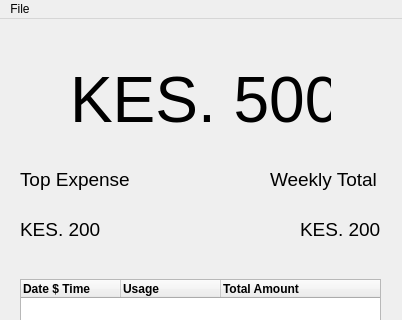
Before: the Qt Designer form ui/main.ui in codewithlennylen/Expense-Tracker, drawn with Qt 5; both pictures show x 0 to 402 and y 0 to 320 of the 402 by 600 pixel window.
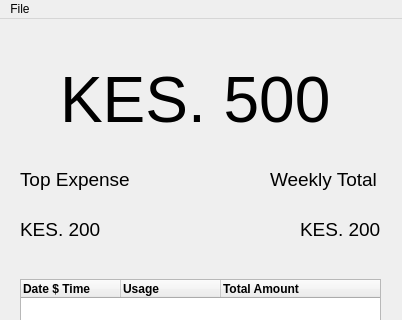
After: the same form once the commit is applied.

Commit message: Main_window + UI Updates

Diff of the .ui file:
```diff
--- a/ui/main.ui
+++ b/ui/main.ui
@@ -17,9 +17,9 @@
    <widget class="QLabel" name="lbl_current">
     <property name="geometry">
      <rect>
-      <x>70</x>
+      <x>60</x>
       <y>50</y>
-      <width>261</width>
+      <width>311</width>
       <height>61</height>
      </rect>
     </property>
```
Left out of the diff: 2 changed lines with no effect on the pictures. The commit also changes 3 other files.
